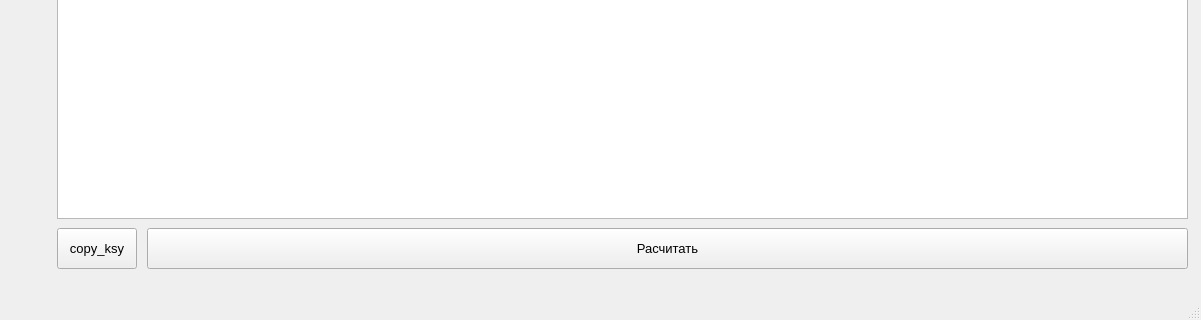
Above: atm_correction/AtmCorrectionMainWindow.ui from ValeryStk/satellite_comparator before the change; both pictures show x 193 to 1394 and y 482 to 802 of the 1394 by 802 pixel window. Below: the same form after it.
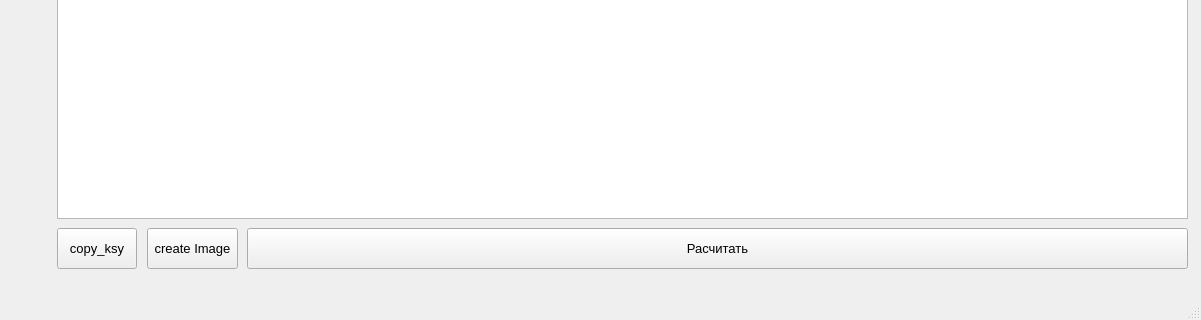
That is the form after the change. Custom widgets are drawn as their Qt base class.

Patch:
```diff
--- a/atm_correction/AtmCorrectionMainWindow.ui
+++ b/atm_correction/AtmCorrectionMainWindow.ui
@@ -40,9 +40,9 @@
    <widget class="QPushButton" name="pushButton_calculateBlack">
     <property name="geometry">
      <rect>
-      <x>340</x>
+      <x>440</x>
       <y>710</y>
-      <width>1041</width>
+      <width>941</width>
       <height>41</height>
      </rect>
     </property>
@@ -451,6 +451,19 @@
      <string>copy_ksy</string>
     </property>
    </widget>
+   <widget class="QPushButton" name="pushButton_create_Image">
+    <property name="geometry">
+     <rect>
+      <x>340</x>
+      <y>710</y>
+      <width>91</width>
+      <height>41</height>
+     </rect>
+    </property>
+    <property name="text">
+     <string>create Image</string>
+    </property>
+   </widget>
   </widget>
   <widget class="QMenuBar" name="menubar">
    <property name="geometry">
```
